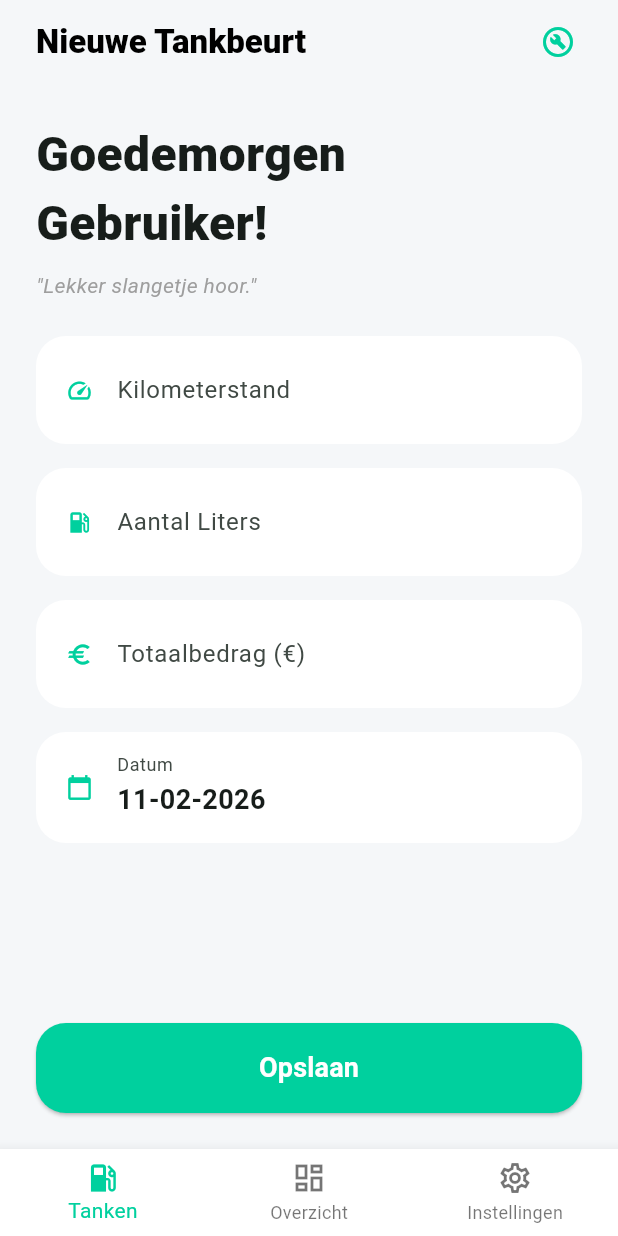
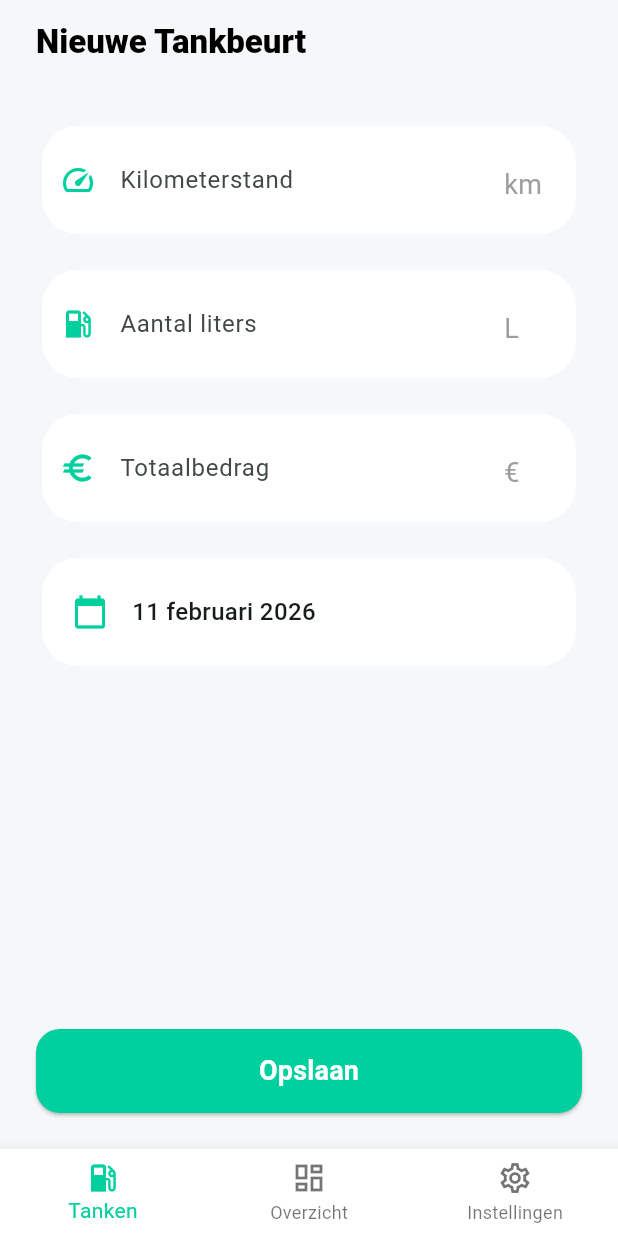
Before and after one commit to Mialde/mijn_tank_app, a Flutter app: the screen it shows after launch, after a tap on "Opslaan", on a phone screen of 412 x 824 dp. Run offline on Flutter 3.47's test engine with Material 3 defaults, Android fonts, the light colour scheme and no system bars; our stand-ins replace csv, file_picker, fl_chart, flutter_slidable, pdf, printing and 2 more; missing offline and left inert: excel, gsheets; accounts and stored records are empty.

Commit message:
11-02-2024 Daily dev (had to reverse RDW check)

```diff
--- a/lib/main.dart
+++ b/lib/main.dart
@@ -48,7 +48,6 @@ class _MijnTankAppState extends State<MijnTankApp> {
       locale: const Locale('nl', 'NL'),
       themeMode: _getThemeMode(themeModePref),
 
-      // --- LIGHT THEME ---
       theme: ThemeData(
         useMaterial3: true,
         brightness: Brightness.light,
@@ -69,59 +68,36 @@ class _MijnTankAppState extends State<MijnTankApp> {
         ),
       ),
 
-      // --- DARK THEME (NIEUWE KLEUREN) ---
       darkTheme: ThemeData(
         useMaterial3: true,
         brightness: Brightness.dark,
-        // NIEUW: Gunmetal achtergrond
         scaffoldBackgroundColor: const Color(0xFF1B1C24),
-
         colorScheme: ColorScheme.fromSeed(
           seedColor: appColor,
           brightness: Brightness.dark,
           primary: appColor,
-          // NIEUW: Kaart kleur als surface
           surface: const Color(0xFF272934)
         ),
-
         bottomNavigationBarTheme: BottomNavigationBarThemeData(
-          // NIEUW: Matcht de kaartkleur voor een rustige navigatiebalk
           backgroundColor: const Color(0xFF272934),
           selectedItemColor: appColor,
           unselectedItemColor: Colors.white38,
-          selectedLabelStyle: TextStyle(color: appColor, fontWeight: FontWeight.bold, fontSize: 12),
-          unselectedLabelStyle: const TextStyle(color: Colors.white38, fontSize: 12),
-          selectedIconTheme: IconThemeData(color: appColor, size: 28),
-          showUnselectedLabels: true,
           type: BottomNavigationBarType.fixed,
         ),
-
         appBarTheme: const AppBarTheme(
-          // Transparant zodat de mooie achtergrondkleur zichtbaar blijft
           backgroundColor: Colors.transparent,
           elevation: 0,
-          centerTitle: false,
-          titleSpacing: 24,
           titleTextStyle: TextStyle(color: Colors.white, fontSize: 22, fontWeight: FontWeight.w900),
-          iconTheme: IconThemeData(color: Colors.white),
         ),
-
         cardTheme: CardThemeData(
-          // NIEUW: De lichtere tint uit je screenshot
           color: const Color(0xFF272934),
           elevation: 0,
-          shape: RoundedRectangleBorder(
-            borderRadius: BorderRadius.circular(24),
-            side: BorderSide.none, // Geen rand meer nodig met dit contrast
-          ),
+          shape: RoundedRectangleBorder(borderRadius: BorderRadius.circular(24)),
         ),
-
-        // NIEUW: Zorgt dat invulvelden mooi 'in' de kaart vallen
-        inputDecorationTheme: InputDecorationTheme(
-          filled: true,
-          fillColor: const Color(0xFF1B1C24), // De achtergrondkleur, zorgt voor diepte in de kaart
-          border: OutlineInputBorder(borderRadius: BorderRadius.circular(16), borderSide: BorderSide.none),
-          labelStyle: const TextStyle(color: Colors.white70),
+        inputDecorationTheme: const InputDecorationTheme(
+          filled: false,
+          border: InputBorder.none,
+          labelStyle: TextStyle(color: Colors.white70),
           prefixIconColor: Colors.white70,
         ),
       ),
--- a/lib/screens/input_screen.dart
+++ b/lib/screens/input_screen.dart
@@ -3,8 +3,6 @@ import 'package:provider/provider.dart';
 import 'package:intl/intl.dart';
 import '../data_provider.dart';
 import '../models/fuel_entry.dart';
-import '../widgets/apk_warning_banner.dart';
-import 'maintenance_screen.dart'; // Import nodig voor de modal
 
 class InputScreen extends StatefulWidget {
   const InputScreen({super.key});
@@ -14,172 +12,165 @@ class InputScreen extends StatefulWidget {
 }
 
 class _InputScreenState extends State<InputScreen> {
-  final FocusNode _focusKm = FocusNode();
-  final FocusNode _focusLiters = FocusNode();
-  final FocusNode _focusPrice = FocusNode();
-
-  final _odometerController = TextEditingController();
-  final _litersController = TextEditingController();
+  final _odoController = TextEditingController();
+  final _literController = TextEditingController();
   final _priceController = TextEditingController();
   DateTime _selectedDate = DateTime.now();
 
   @override
   void dispose() {
-    _focusKm.dispose(); _focusLiters.dispose(); _focusPrice.dispose();
-    _odometerController.dispose(); _litersController.dispose(); _priceController.dispose();
+    _odoController.dispose();
+    _literController.dispose();
+    _priceController.dispose();
     super.dispose();
-  }
-
-  double _parseInput(String value) => double.tryParse(value.replaceAll(',', '.')) ?? 0.0;
-
-  String _getGreeting() {
-    final hour = DateTime.now().hour;
-    if (hour >= 6 && hour < 12) return 'Goedemorgen';
-    if (hour >= 12 && hour < 18) return 'Goedemiddag';
-    if (hour >= 18 && hour < 23) return 'Goedenavond';
-    return 'Goedenacht';
-  }
-
-  void _saveEntry() {
-    final provider = context.read<DataProvider>();
-    if (provider.selectedCar == null) return;
-    final odo = _parseInput(_odometerController.text);
-    final l = _parseInput(_litersController.text);
-    final p = _parseInput(_priceController.text);
-    if (odo > 0 && l > 0 && p > 0) {
-      provider.addFuelEntry(FuelEntry(carId: provider.selectedCar!.id!, date: _selectedDate, odometer: odo, liters: l, priceTotal: p, pricePerLiter: p / l));
-      _odometerController.clear(); _litersController.clear(); _priceController.clear();
-      setState(() => _selectedDate = DateTime.now());
-      _focusKm.requestFocus();
-    }
-  }
-
-  // Auto selectie modal
-  void _showVehicleSelector(BuildContext context, DataProvider provider) {
-    showModalBottomSheet(
-      context: context,
-      shape: const RoundedRectangleBorder(borderRadius: BorderRadius.vertical(top: Radius.circular(24))),
-      builder: (context) => ListView(
-        padding: const EdgeInsets.all(24),
-        children: provider.cars.map((c) => ListTile(
-          leading: Icon(Icons.directions_car, color: provider.themeColor),
-          title: Text(c.name),
-          onTap: () {
-            provider.selectCar(c);
-            Navigator.pop(context);
-          }
-        )).toList()
-      )
-    );
-  }
-
-  // NIEUW: Onderhoud modal
-  void _showMaintenanceModal(BuildContext context) {
-    showModalBottomSheet(
-      context: context,
-      isScrollControlled: true,
-      backgroundColor: Colors.transparent,
-      builder: (context) => FractionallySizedBox(
-        heightFactor: 0.9,
-        child: Container(
-          decoration: BoxDecoration(color: Theme.of(context).scaffoldBackgroundColor, borderRadius: const BorderRadius.vertical(top: Radius.circular(24))),
-          child: const MaintenanceScreen(isModal: true)
-        )
-      )
-    );
   }
 
   @override
   Widget build(BuildContext context) {
     final provider = context.watch<DataProvider>();
-    final settings = provider.settings;
-    final apk = provider.apkStatus;
-    final bool showBanner = apk['show'] == true;
-    final Color appColor = provider.themeColor;
+    final appColor = provider.themeColor;
 
     return Scaffold(
-      appBar: AppBar(
-        title: const Text('Nieuwe Tankbeurt'),
-        actions: [
-          // AANGEPAST: Onderhouds knop hier toegevoegd
-          IconButton(
-            icon: Icon(Icons.build_circle_outlined, color: apk['urgent'] == true ? Colors.red : appColor),
-            onPressed: () => _showMaintenanceModal(context),
-          ),
-          if (provider.cars.length > 1)
-             IconButton(
-               icon: Icon(Icons.directions_car, color: appColor),
-               onPressed: () => _showVehicleSelector(context, provider)
-             ),
-          const SizedBox(width: 16),
-        ],
-      ),
+      appBar: AppBar(title: const Text('Nieuwe Tankbeurt')),
       body: Column(
         children: [
-          const ApkWarningBanner(),
           Expanded(
-            child: ListView(
-              padding: EdgeInsets.fromLTRB(24, showBanner ? 16 : 24, 24, 24),
+            child: SingleChildScrollView(
+              padding: const EdgeInsets.all(24),
+              child: Column(
                 children: [
-                if (settings?.useGreeting ?? true) ...[
-                  Text('${_getGreeting()} ${settings?.firstName ?? 'Gebruiker'}!', style: const TextStyle(fontSize: 32, fontWeight: FontWeight.w900)),
-                  const SizedBox(height: 8),
-                ],
-                if (settings?.showQuotes ?? true) ...[
-                  Text('"${provider.currentQuote}"', style: const TextStyle(color: Colors.grey, fontStyle: FontStyle.italic, fontSize: 14)),
-                  const SizedBox(height: 24),
-                ],
-                _buildInputCard('Kilometerstand', Icons.speed, _odometerController, _focusKm, _focusLiters, appColor),
+                  _buildInputCard(
+                    icon: Icons.speed,
+                    label: 'Kilometerstand',
+                    controller: _odoController,
+                    suffix: 'km',
+                    color: appColor,
+                  ),
                   const SizedBox(height: 16),
-                _buildInputCard('Aantal Liters', Icons.local_gas_station, _litersController, _focusLiters, _focusPrice, appColor),
+                  _buildInputCard(
+                    icon: Icons.local_gas_station,
+                    label: 'Aantal liters',
+                    controller: _literController,
+                    suffix: 'L',
+                    color: appColor,
+                  ),
                   const SizedBox(height: 16),
-                _buildInputCard('Totaalbedrag (€)', Icons.euro, _priceController, _focusPrice, null, appColor, isLast: true),
+                  _buildInputCard(
+                    icon: Icons.euro,
+                    label: 'Totaalbedrag',
+                    controller: _priceController,
+                    suffix: '€',
+                    color: appColor,
+                  ),
                   const SizedBox(height: 16),
-                _buildDateCard(appColor),
+                  // Kalender cel
+                  GestureDetector(
+                    onTap: () async {
+                      final picked = await showDatePicker(
+                        context: context,
+                        initialDate: _selectedDate,
+                        firstDate: DateTime(2000),
+                        lastDate: DateTime.now(),
+                      );
+                      if (picked != null) setState(() => _selectedDate = picked);
+                    },
+                    child: Card(
+                      child: SizedBox(
+                        height: 72,
+                        child: Row(
+                          children: [
+                            const SizedBox(width: 20),
+                            Icon(Icons.calendar_today, color: appColor),
+                            const SizedBox(width: 16),
+                            Text(
+                              DateFormat('dd MMMM yyyy', 'nl_NL').format(_selectedDate),
+                              style: const TextStyle(fontSize: 16, fontWeight: FontWeight.w500),
+                            ),
                           ],
                         ),
                       ),
-          _buildBottomSaveButton(appColor),
+                    ),
+                  ),
+                ],
+              ),
+            ),
+          ),
+          // Opslaan knop gefixeerd onderaan
+          Padding(
+            padding: const EdgeInsets.all(24),
+            child: ElevatedButton(
+              onPressed: () => _saveEntry(provider),
+              style: ElevatedButton.styleFrom(
+                backgroundColor: appColor,
+                foregroundColor: Colors.white,
+                minimumSize: const Size(double.infinity, 56),
+                shape: RoundedRectangleBorder(borderRadius: BorderRadius.circular(16)),
+              ),
+              child: const Text('Opslaan', style: TextStyle(fontSize: 18, fontWeight: FontWeight.bold)),
+            ),
+          ),
         ],
       ),
     );
   }
 
-  Widget _buildInputCard(String l, IconData i, TextEditingController c, FocusNode f, FocusNode? n, Color col, {bool isLast = false}) {
-    return Container(
-      padding: const EdgeInsets.symmetric(horizontal: 20, vertical: 12),
-      decoration: BoxDecoration(color: Theme.of(context).cardTheme.color, borderRadius: BorderRadius.circular(20), border: _getBorder(context)),
+  Widget _buildInputCard({
+    required IconData icon,
+    required String label,
+    required TextEditingController controller,
+    required String suffix,
+    required Color color,
+  }) {
+    return Card(
+      child: SizedBox(
+        height: 72,
+        child: Center(
           child: TextField(
-        controller: c, focusNode: f,
+            controller: controller,
             keyboardType: const TextInputType.numberWithOptions(decimal: true),
-        textInputAction: isLast ? TextInputAction.done : TextInputAction.next,
-        onSubmitted: (_) { if (n != null) n.requestFocus(); },
-        decoration: InputDecoration(labelText: l, border: InputBorder.none, icon: Icon(i, color: col), isDense: true)
+            style: const TextStyle(fontSize: 18, fontWeight: FontWeight.bold),
+            textAlignVertical: TextAlignVertical.center,
+            decoration: InputDecoration(
+              labelText: label,
+              floatingLabelBehavior: FloatingLabelBehavior.auto,
+              contentPadding: const EdgeInsets.symmetric(horizontal: 20),
+              prefixIcon: Icon(icon, color: color),
+              // We gebruiken een suffix widget voor betere controle over uitlijning en grootte
+              suffixIcon: Padding(
+                padding: const EdgeInsets.only(right: 20, top: 14), // top padding om het uit te lijnen met vette tekst
+                child: Text(
+                  suffix,
+                  style: const TextStyle(
+                    fontSize: 18,
+                    color: Colors.grey,
+                    fontWeight: FontWeight.normal
+                  ),
+                ),
+              ),
+              border: InputBorder.none,
+            ),
+          ),
+        ),
       ),
     );
   }
 
-  Widget _buildDateCard(Color color) {
-    return Container(
-      padding: const EdgeInsets.symmetric(horizontal: 20, vertical: 12),
-      decoration: BoxDecoration(color: Theme.of(context).cardTheme.color, borderRadius: BorderRadius.circular(20), border: _getBorder(context)),
-      child: InkWell(
-        onTap: () async {
-          final p = await showDatePicker(context: context, initialDate: _selectedDate, firstDate: DateTime(2000), lastDate: DateTime.now());
-          if (p != null) setState(() => _selectedDate = p);
-        },
-        child: InputDecorator(decoration: InputDecoration(labelText: 'Datum', border: InputBorder.none, icon: Icon(Icons.calendar_today, color: color), isDense: true), child: Text(DateFormat('dd-MM-yyyy').format(_selectedDate), style: const TextStyle(fontSize: 18, fontWeight: FontWeight.bold))),
-      ),
+  void _saveEntry(DataProvider provider) {
+    if (provider.selectedCar == null) return;
+
+    final entry = FuelEntry(
+      carId: provider.selectedCar!.id!,
+      date: _selectedDate,
+      odometer: double.tryParse(_odoController.text.replaceAll(',', '.')) ?? 0,
+      liters: double.tryParse(_literController.text.replaceAll(',', '.')) ?? 0,
+      priceTotal: double.tryParse(_priceController.text.replaceAll(',', '.')) ?? 0,
+      pricePerLiter: 0,
     );
-  }
 
-  Widget _buildBottomSaveButton(Color color) {
-    return Container(padding: const EdgeInsets.all(24), child: SizedBox(height: 60, width: double.infinity, child: ElevatedButton(onPressed: _saveEntry, style: ElevatedButton.styleFrom(backgroundColor: color, foregroundColor: Colors.white, shape: RoundedRectangleBorder(borderRadius: BorderRadius.circular(20))), child: const Text('Opslaan', style: TextStyle(fontSize: 18, fontWeight: FontWeight.bold)))));
-  }
-
-  BoxBorder? _getBorder(BuildContext context) {
-    final shape = Theme.of(context).cardTheme.shape;
-    if (shape is RoundedRectangleBorder && shape.side != BorderSide.none) return Border.fromBorderSide(shape.side);
-    return null;
+    provider.addFuelEntry(entry);
+    _odoController.clear();
+    _literController.clear();
+    _priceController.clear();
+    ScaffoldMessenger.of(context).showSnackBar(const SnackBar(content: Text('Tankbeurt opgeslagen!')));
   }
 }
```
Lines whose indentation alone changed are shown as unchanged.
